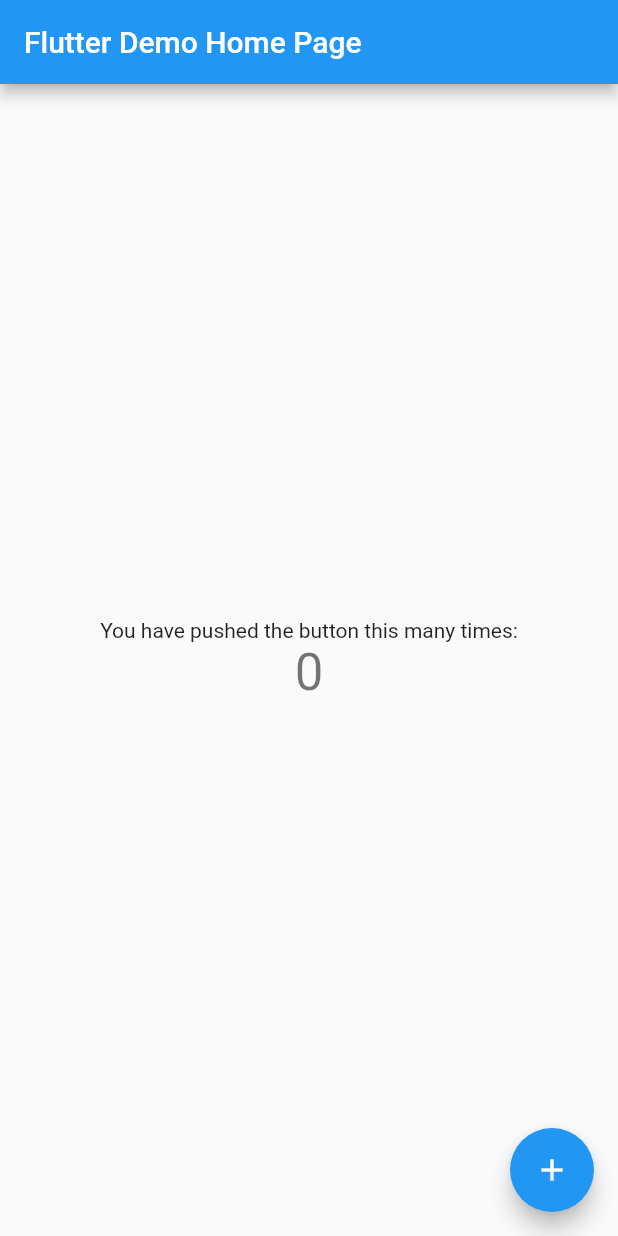
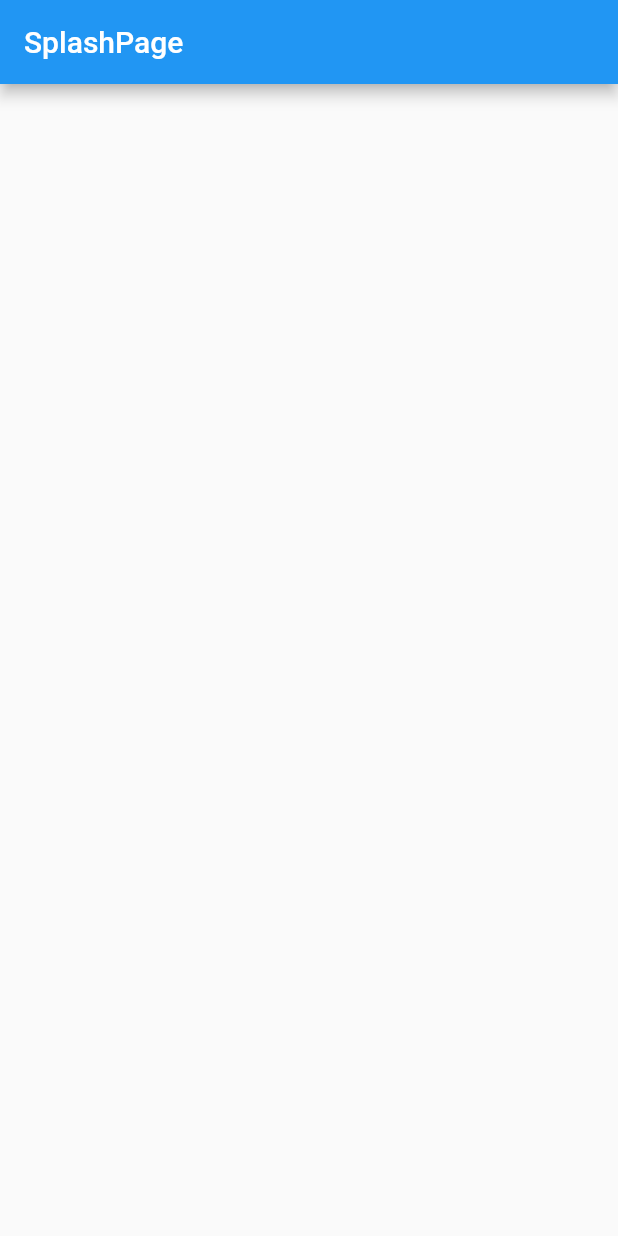
Before and after one commit to laerthnardelli/job-timer-modular-bloc-flutter, a Flutter app: the screen it shows after launch, on a phone screen of 412 x 824 dp. Run offline on Flutter 3.47's test engine with Material 2 defaults, Android fonts, the phone set to English and light mode, and no system bars; our stand-ins replace firebase_core, flutter_modular; accounts and stored records are empty.

```diff
--- /dev/null
+++ b/job_timer/lib/app/app_module.dart
@@ -0,0 +1,13 @@
+import 'package:flutter_modular/flutter_modular.dart';
+
+import 'modules/splash/splash_page.dart';
+
+class AppModule extends Module {
+  @override
+  List<Bind> get binds => [];
+
+  @override
+  List<ModularRoute> get routes => [
+        ChildRoute('/', child: (context, args) => const SplashPage()),
+      ];
+}
--- /dev/null
+++ b/job_timer/lib/app/app_widget.dart
@@ -0,0 +1,15 @@
+import 'package:flutter/material.dart';
+import 'package:flutter_modular/flutter_modular.dart';
+
+class AppWidget extends StatelessWidget {
+  const AppWidget({Key? key}) : super(key: key);
+
+  @override
+  Widget build(BuildContext context) {
+    return MaterialApp.router(
+      title: 'Job Timer',
+      routeInformationParser: Modular.routeInformationParser,
+      routerDelegate: Modular.routerDelegate,
+    );
+  }
+}
--- /dev/null
+++ b/job_timer/lib/app/modules/splash/splash_page.dart
@@ -0,0 +1,15 @@
+import 'package:flutter/material.dart';
+
+class SplashPage extends StatelessWidget {
+  const SplashPage({Key? key}) : super(key: key);
+
+  @override
+  Widget build(BuildContext context) {
+    return Scaffold(
+      appBar: AppBar(
+        title: const Text('SplashPage'),
+      ),
+      body: Container(),
+    );
+  }
+}
--- a/job_timer/lib/main.dart
+++ b/job_timer/lib/main.dart
@@ -1,5 +1,8 @@
 import 'package:firebase_core/firebase_core.dart';
 import 'package:flutter/material.dart';
+import 'package:flutter_modular/flutter_modular.dart';
+import 'package:job_timer/app/app_module.dart';
+import 'package:job_timer/app/app_widget.dart';
 
 import 'firebase_options.dart';
 
@@ -10,115 +13,8 @@ void main() async {
     options: DefaultFirebaseOptions.currentPlatform,
   );
 
-  runApp(const MyApp());
+  runApp(ModularApp(
+    module: AppModule(),
+    child: const AppWidget(),
+  ));
 }
-
-class MyApp extends StatelessWidget {
-  const MyApp({super.key});
-
-  // This widget is the root of your application.
-  @override
-  Widget build(BuildContext context) {
-    return MaterialApp(
-      title: 'Flutter Demo',
-      theme: ThemeData(
-        // This is the theme of your application.
-        //
-        // Try running your application with "flutter run". You'll see the
-        // application has a blue toolbar. Then, without quitting the app, try
-        // changing the primarySwatch below to Colors.green and then invoke
-        // "hot reload" (press "r" in the console where you ran "flutter run",
-        // or simply save your changes to "hot reload" in a Flutter IDE).
-        // Notice that the counter didn't reset back to zero; the application
-        // is not restarted.
-        primarySwatch: Colors.blue,
-      ),
-      home: const MyHomePage(title: 'Flutter Demo Home Page'),
-    );
-  }
-}
-
-class MyHomePage extends StatefulWidget {
-  const MyHomePage({super.key, required this.title});
-
-  // This widget is the home page of your application. It is stateful, meaning
-  // that it has a State object (defined below) that contains fields that affect
-  // how it looks.
-
-  // This class is the configuration for the state. It holds the values (in this
-  // case the title) provided by the parent (in this case the App widget) and
-  // used by the build method of the State. Fields in a Widget subclass are
-  // always marked "final".
-
-  final String title;
-
-  @override
-  State<MyHomePage> createState() => _MyHomePageState();
-}
-
-class _MyHomePageState extends State<MyHomePage> {
-  int _counter = 0;
-
-  void _incrementCounter() {
-    setState(() {
-      // This call to setState tells the Flutter framework that something has
-      // changed in this State, which causes it to rerun the build method below
-      // so that the display can reflect the updated values. If we changed
-      // _counter without calling setState(), then the build method would not be
-      // called again, and so nothing would appear to happen.
-      _counter++;
-    });
-  }
-
-  @override
-  Widget build(BuildContext context) {
-    // This method is rerun every time setState is called, for instance as done
-    // by the _incrementCounter method above.
-    //
-    // The Flutter framework has been optimized to make rerunning build methods
-    // fast, so that you can just rebuild anything that needs updating rather
-    // than having to individually change instances of widgets.
-    return Scaffold(
-      appBar: AppBar(
-        // Here we take the value from the MyHomePage object that was created by
-        // the App.build method, and use it to set our appbar title.
-        title: Text(widget.title),
-      ),
-      body: Center(
-        // Center is a layout widget. It takes a single child and positions it
-        // in the middle of the parent.
-        child: Column(
-          // Column is also a layout widget. It takes a list of children and
-          // arranges them vertically. By default, it sizes itself to fit its
-          // children horizontally, and tries to be as tall as its parent.
-          //
-          // Invoke "debug painting" (press "p" in the console, choose the
-          // "Toggle Debug Paint" action from the Flutter Inspector in Android
-          // Studio, or the "Toggle Debug Paint" command in Visual Studio Code)
-          // to see the wireframe for each widget.
-          //
-          // Column has various properties to control how it sizes itself and
-          // how it positions its children. Here we use mainAxisAlignment to
-          // center the children vertically; the main axis here is the vertical
-          // axis because Columns are vertical (the cross axis would be
-          // horizontal).
-          mainAxisAlignment: MainAxisAlignment.center,
-          children: <Widget>[
-            const Text(
-              'You have pushed the button this many times:',
-            ),
-            Text(
-              '$_counter',
-              style: Theme.of(context).textTheme.headline4,
-            ),
-          ],
-        ),
-      ),
-      floatingActionButton: FloatingActionButton(
-        onPressed: _incrementCounter,
-        tooltip: 'Increment',
-        child: const Icon(Icons.add),
-      ), // This trailing comma makes auto-formatting nicer for build methods.
-    );
-  }
-}
```
Also changed, not shown: 1 other file.
